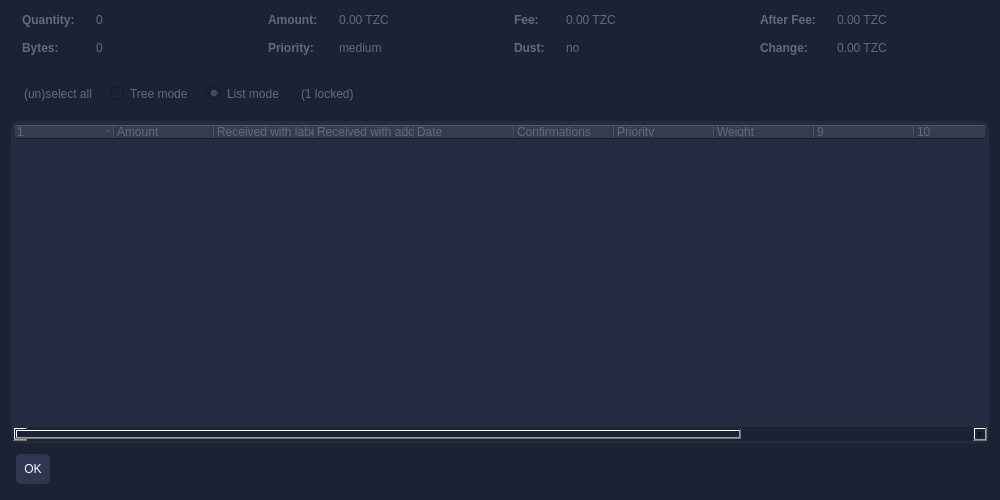
Qt form src/qt/forms/coincontroldialog.ui (TrezarCoin/TrezarCoin) before a commit.
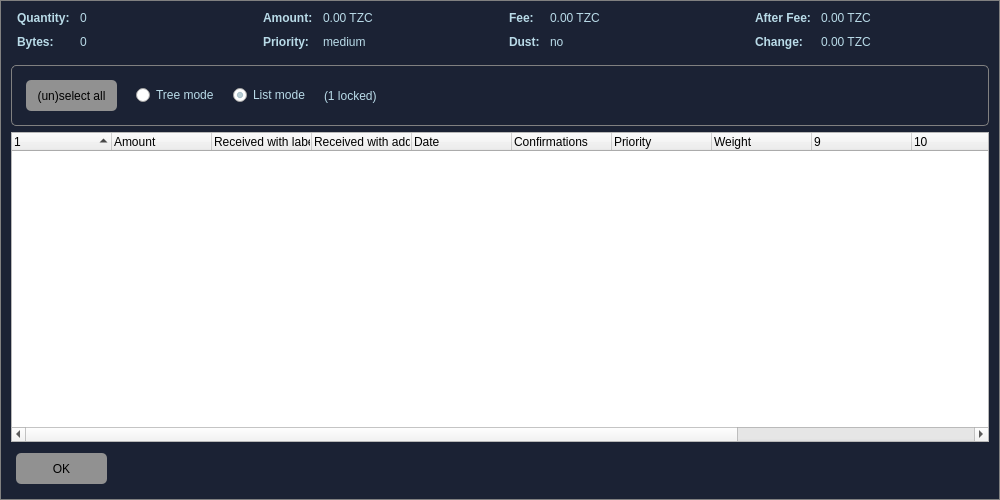
The same form after that commit. Custom widgets are drawn as their Qt base class.

What changed in the file:
```diff
--- a/src/qt/forms/coincontroldialog.ui
+++ b/src/qt/forms/coincontroldialog.ui
@@ -10,16 +10,184 @@
     <height>500</height>
    </rect>
   </property>
+  <property name="palette">
+   <palette>
+    <active>
+     <colorrole role="WindowText">
+      <brush brushstyle="SolidPattern">
+       <color alpha="255">
+        <red>255</red>
+        <green>170</green>
+        <blue>255</blue>
+       </color>
+      </brush>
+     </colorrole>
+     <colorrole role="Button">
+      <brush brushstyle="SolidPattern">
+       <color alpha="255">
+        <red>27</red>
+        <green>34</green>
+        <blue>52</blue>
+       </color>
+      </brush>
+     </colorrole>
+     <colorrole role="Text">
+      <brush brushstyle="SolidPattern">
+       <color alpha="255">
+        <red>185</red>
+        <green>219</green>
+        <blue>232</blue>
+       </color>
+      </brush>
+     </colorrole>
+     <colorrole role="ButtonText">
+      <brush brushstyle="SolidPattern">
+       <color alpha="255">
+        <red>185</red>
+        <green>219</green>
+        <blue>232</blue>
+       </color>
+      </brush>
+     </colorrole>
+     <colorrole role="Base">
+      <brush brushstyle="SolidPattern">
+       <color alpha="255">
+        <red>27</red>
+        <green>34</green>
+        <blue>52</blue>
+       </color>
+      </brush>
+     </colorrole>
+     <colorrole role="Window">
+      <brush brushstyle="SolidPattern">
+       <color alpha="255">
+        <red>27</red>
+        <green>34</green>
+        <blue>52</blue>
+       </color>
+      </brush>
+     </colorrole>
+    </active>
+    <inactive>
+     <colorrole role="WindowText">
+      <brush brushstyle="SolidPattern">
+       <color alpha="255">
+        <red>255</red>
+        <green>170</green>
+        <blue>255</blue>
+       </color>
+      </brush>
+     </colorrole>
+     <colorrole role="Button">
+      <brush brushstyle="SolidPattern">
+       <color alpha="255">
+        <red>27</red>
+        <green>34</green>
+        <blue>52</blue>
+       </color>
+      </brush>
+     </colorrole>
+     <colorrole role="Text">
+      <brush brushstyle="SolidPattern">
+       <color alpha="255">
+        <red>185</red>
+        <green>219</green>
+        <blue>232</blue>
+       </color>
+      </brush>
+     </colorrole>
+     <colorrole role="ButtonText">
+      <brush brushstyle="SolidPattern">
+       <color alpha="255">
+        <red>185</red>
+        <green>219</green>
+        <blue>232</blue>
+       </color>
+      </brush>
+     </colorrole>
+     <colorrole role="Base">
+      <brush brushstyle="SolidPattern">
+       <color alpha="255">
+        <red>27</red>
+        <green>34</green>
+        <blue>52</blue>
+       </color>
+      </brush>
+     </colorrole>
+     <colorrole role="Window">
+      <brush brushstyle="SolidPattern">
+       <color alpha="255">
+        <red>27</red>
+        <green>34</green>
+        <blue>52</blue>
+       </color>
+      </brush>
+     </colorrole>
+    </inactive>
+    <disabled>
+     <colorrole role="WindowText">
+      <brush brushstyle="SolidPattern">
+       <color alpha="255">
+        <red>185</red>
+        <green>219</green>
+        <blue>232</blue>
+       </color>
+      </brush>
+     </colorrole>
+     <colorrole role="Button">
+      <brush brushstyle="SolidPattern">
+       <color alpha="255">
+        <red>27</red>
+        <green>34</green>
+        <blue>52</blue>
+       </color>
+      </brush>
+     </colorrole>
+     <colorrole role="Text">
+      <brush brushstyle="SolidPattern">
+       <color alpha="255">
+        <red>185</red>
+        <green>219</green>
+        <blue>232</blue>
+       </color>
+      </brush>
+     </colorrole>
+     <colorrole role="ButtonText">
+      <brush brushstyle="SolidPattern">
+       <color alpha="255">
+        <red>185</red>
+        <green>219</green>
+        <blue>232</blue>
+       </color>
+      </brush>
+     </colorrole>
+     <colorrole role="Base">
+      <brush brushstyle="SolidPattern">
+       <color alpha="255">
+        <red>27</red>
+        <green>34</green>
+        <blue>52</blue>
+       </color>
+      </brush>
+     </colorrole>
+     <colorrole role="Window">
+      <brush brushstyle="SolidPattern">
+       <color alpha="255">
+        <red>27</red>
+        <green>34</green>
+        <blue>52</blue>
+       </color>
+      </brush>
+     </colorrole>
+    </disabled>
+   </palette>
+  </property>
   <property name="windowTitle">
    <string>Coin Selection</string>
   </property>
   <property name="styleSheet">
-   <string notr="true">background:#1b2234;
-padding:2px;
-border-top-right-radius: 10px;
-border-bottom-right-radius: 10px;
-border-right:1px;
-border-color:white;</string>
+   <string notr="true">QDialog { background:#1b2234;border: 1px solid grey;padding:2px;}
+</string>
   </property>
   <layout class="QVBoxLayout" name="verticalLayout">
    <item>
@@ -53,7 +221,7 @@
           </font>
          </property>
          <property name="styleSheet">
-          <string notr="true">color:#616b7b;</string>
+          <string notr="true">color:#b9dbe8;</string>
          </property>
          <property name="text">
           <string>Quantity:</string>
@@ -69,7 +237,7 @@
           <enum>Qt::ActionsContextMenu</enum>
          </property>
          <property name="styleSheet">
-          <string notr="true">color:#616b7b;</string>
+          <string notr="true">color:#b9dbe8;</string>
          </property>
          <property name="text">
           <string notr="true">0</string>
@@ -88,7 +256,7 @@
           </font>
          </property>
          <property name="styleSheet">
-          <string notr="true">color:#616b7b;</string>
+          <string notr="true">color:#b9dbe8;</string>
          </property>
          <property name="text">
           <string>Bytes:</string>
@@ -97,6 +265,124 @@
        </item>
        <item row="1" column="1">
         <widget class="QLabel" name="labelCoinControlBytes">
+         <property name="palette">
+          <palette>
+           <active>
+            <colorrole role="WindowText">
+             <brush brushstyle="SolidPattern">
+              <color alpha="255">
+               <red>185</red>
+               <green>219</green>
+               <blue>232</blue>
+              </color>
+             </brush>
+            </colorrole>
+            <colorrole role="Text">
+             <brush brushstyle="SolidPattern">
+              <color alpha="255">
+               <red>185</red>
+               <green>219</green>
+               <blue>232</blue>
+              </color>
+             </brush>
+            </colorrole>
+            <colorrole role="ButtonText">
+             <brush brushstyle="SolidPattern">
+              <color alpha="255">
+               <red>185</red>
+               <green>219</green>
+               <blue>232</blue>
+              </color>
+             </brush>
+            </colorrole>
+            <colorrole role="LinkVisited">
+             <brush brushstyle="SolidPattern">
+              <color alpha="255">
+               <red>255</red>
+               <green>85</green>
+               <blue>255</blue>
+              </color>
+             </brush>
+            </colorrole>
+           </active>
+           <inactive>
+            <colorrole role="WindowText">
+             <brush brushstyle="SolidPattern">
+              <color alpha="255">
+               <red>185</red>
+               <green>219</green>
+               <blue>232</blue>
+              </color>
+             </brush>
+            </colorrole>
+            <colorrole role="Text">
+             <brush brushstyle="SolidPattern">
+              <color alpha="255">
+               <red>185</red>
+               <green>219</green>
+               <blue>232</blue>
+              </color>
+             </brush>
+            </colorrole>
+            <colorrole role="ButtonText">
+             <brush brushstyle="SolidPattern">
+              <color alpha="255">
+               <red>185</red>
+               <green>219</green>
+               <blue>232</blue>
+              </color>
+             </brush>
+            </colorrole>
+            <colorrole role="LinkVisited">
+             <brush brushstyle="SolidPattern">
+              <color alpha="255">
+               <red>255</red>
+               <green>85</green>
+               <blue>255</blue>
+              </color>
+             </brush>
+            </colorrole>
+           </inactive>
+           <disabled>
+            <colorrole role="WindowText">
+             <brush brushstyle="SolidPattern">
+              <color alpha="255">
+               <red>185</red>
+               <green>219</green>
+               <blue>232</blue>
+              </color>
+             </brush>
+            </colorrole>
+            <colorrole role="Text">
+             <brush brushstyle="SolidPattern">
+              <color alpha="255">
+               <red>185</red>
+               <green>219</green>
+               <blue>232</blue>
+              </color>
+             </brush>
+            </colorrole>
+            <colorrole role="ButtonText">
+             <brush brushstyle="SolidPattern">
+              <color alpha="255">
+               <red>185</red>
+               <green>219</green>
+               <blue>232</blue>
+              </color>
+             </brush>
+            </colorrole>
+            <colorrole role="LinkVisited">
+             <brush brushstyle="SolidPattern">
+              <color alpha="255">
+               <red>255</red>
+               <green>85</green>
+               <blue>255</blue>
+              </color>
+             </brush>
+            </colorrole>
+           </disabled>
+          </palette>
+         </property>
          <property name="cursor">
           <cursorShape>IBeamCursor</cursorShape>
          </property>
@@ -104,7 +390,7 @@
           <enum>Qt::ActionsContextMenu</enum>
          </property>
          <property name="styleSheet">
-          <string notr="true">color:#616b7b;</string>
+          <string notr="true">.QLabel {color:#b9dbe8;}</string>
          </property>
          <property name="text">
           <string notr="true">0</string>
@@ -139,7 +425,7 @@
           </font>
          </property>
          <property name="styleSheet">
-          <string notr="true">color:#616b7b;</string>
+          <string notr="true">color:#b9dbe8;</string>
          </property>
          <property name="text">
           <string>Amount:</string>
@@ -155,7 +441,7 @@
           <enum>Qt::ActionsContextMenu</enum>
          </property>
          <property name="styleSheet">
-          <string notr="true">color:#616b7b;</string>
+          <string notr="true">color:#b9dbe8;</string>
          </property>
          <property name="text">
           <string notr="true">0.00 TZC</string>
@@ -174,7 +460,7 @@
           </font>
          </property>
          <property name="styleSheet">
-          <string notr="true">color:#616b7b;</string>
+          <string notr="true">color:#b9dbe8;</string>
          </property>
          <property name="text">
           <string>Priority:</string>
@@ -183,6 +469,124 @@
        </item>
        <item row="1" column="1">
         <widget class="QLabel" name="labelCoinControlPriority">
+         <property name="palette">
+          <palette>
+           <active>
+            <colorrole role="WindowText">
+             <brush brushstyle="SolidPattern">
+              <color alpha="255">
+               <red>185</red>
+               <green>219</green>
+               <blue>232</blue>
+              </color>
+             </brush>
+            </colorrole>
+            <colorrole role="Text">
+             <brush brushstyle="SolidPattern">
+              <color alpha="255">
+               <red>185</red>
+               <green>219</green>
+               <blue>232</blue>
+              </color>
+             </brush>
+            </colorrole>
+            <colorrole role="ButtonText">
+             <brush brushstyle="SolidPattern">
+              <color alpha="255">
+               <red>185</red>
+               <green>219</green>
+               <blue>232</blue>
+              </color>
+             </brush>
+            </colorrole>
+            <colorrole role="LinkVisited">
+             <brush brushstyle="SolidPattern">
+              <color alpha="255">
+               <red>255</red>
+               <green>85</green>
+               <blue>255</blue>
+              </color>
+             </brush>
+            </colorrole>
+           </active>
+           <inactive>
+            <colorrole role="WindowText">
+             <brush brushstyle="SolidPattern">
+              <color alpha="255">
+               <red>185</red>
+               <green>219</green>
+               <blue>232</blue>
+              </color>
+             </brush>
+            </colorrole>
+            <colorrole role="Text">
+             <brush brushstyle="SolidPattern">
+              <color alpha="255">
+               <red>185</red>
+               <green>219</green>
+               <blue>232</blue>
+              </color>
+             </brush>
+            </colorrole>
+            <colorrole role="ButtonText">
+             <brush brushstyle="SolidPattern">
+              <color alpha="255">
+               <red>185</red>
+               <green>219</green>
+               <blue>232</blue>
+              </color>
+             </brush>
+            </colorrole>
+            <colorrole role="LinkVisited">
+             <brush brushstyle="SolidPattern">
+              <color alpha="255">
+               <red>255</red>
+               <green>85</green>
+               <blue>255</blue>
+              </color>
+             </brush>
+            </colorrole>
+           </inactive>
+           <disabled>
+            <colorrole role="WindowText">
+             <brush brushstyle="SolidPattern">
+              <color alpha="255">
+               <red>185</red>
+               <green>219</green>
+               <blue>232</blue>
+              </color>
+             </brush>
+            </colorrole>
+            <colorrole role="Text">
+             <brush brushstyle="SolidPattern">
+              <color alpha="255">
+               <red>185</red>
+               <green>219</green>
+               <blue>232</blue>
+              </color>
+             </brush>
+            </colorrole>
+            <colorrole role="ButtonText">
+             <brush brushstyle="SolidPattern">
+              <color alpha="255">
+               <red>185</red>
+               <green>219</green>
+               <blue>232</blue>
+              </color>
+             </brush>
+            </colorrole>
+            <colorrole role="LinkVisited">
+             <brush brushstyle="SolidPattern">
+              <color alpha="255">
+               <red>255</red>
+               <green>85</green>
+               <blue>255</blue>
+              </color>
+             </brush>
+            </colorrole>
+           </disabled>
+          </palette>
+         </property>
          <property name="cursor">
           <cursorShape>IBeamCursor</cursorShape>
          </property>
@@ -190,7 +594,7 @@
           <enum>Qt::ActionsContextMenu</enum>
          </property>
          <property name="styleSheet">
-          <string notr="true">color:#616b7b;</string>
+          <string notr="true">.QLabel {color:#b9dbe8;}</string>
          </property>
          <property name="text">
           <string notr="true">medium</string>
@@ -225,7 +629,7 @@
           </font>
          </property>
          <property name="styleSheet">
-          <string notr="true">color:#616b7b;</string>
+          <string notr="true">color:#b9dbe8;</string>
          </property>
          <property name="text">
           <string>Fee:</string>
@@ -241,7 +645,7 @@
           <enum>Qt::ActionsContextMenu</enum>
          </property>
          <property name="styleSheet">
-          <string notr="true">color:#616b7b;</string>
+          <string notr="true">color:#b9dbe8;</string>
          </property>
          <property name="text">
           <string notr="true">0.00 TZC</string>
@@ -263,7 +667,7 @@
           </font>
          </property>
          <property name="styleSheet">
-          <string notr="true">color:#616b7b;</string>
+          <string notr="true">color:#b9dbe8;</string>
          </property>
          <property name="text">
           <string>Dust:</string>
@@ -275,6 +679,124 @@
          <property name="enabled">
           <bool>false</bool>
          </property>
+         <property name="palette">
+          <palette>
+           <active>
+            <colorrole role="WindowText">
+             <brush brushstyle="SolidPattern">
+              <color alpha="255">
+               <red>185</red>
+               <green>219</green>
+               <blue>232</blue>
+              </color>
+             </brush>
+            </colorrole>
+            <colorrole role="Text">
+             <brush brushstyle="SolidPattern">
+              <color alpha="255">
+               <red>185</red>
+               <green>219</green>
+               <blue>232</blue>
+              </color>
+             </brush>
+            </colorrole>
+            <colorrole role="ButtonText">
+             <brush brushstyle="SolidPattern">
+              <color alpha="255">
+               <red>185</red>
+               <green>219</green>
+               <blue>232</blue>
+              </color>
+             </brush>
+            </colorrole>
+            <colorrole role="LinkVisited">
+             <brush brushstyle="SolidPattern">
+              <color alpha="255">
+               <red>255</red>
+               <green>85</green>
+               <blue>255</blue>
+              </color>
+             </brush>
+            </colorrole>
+           </active>
+           <inactive>
+            <colorrole role="WindowText">
+             <brush brushstyle="SolidPattern">
+              <color alpha="255">
+               <red>185</red>
+               <green>219</green>
+               <blue>232</blue>
+              </color>
+             </brush>
+            </colorrole>
+            <colorrole role="Text">
+             <brush brushstyle="SolidPattern">
+              <color alpha="255">
+               <red>185</red>
+               <green>219</green>
+               <blue>232</blue>
+              </color>
+             </brush>
+            </colorrole>
+            <colorrole role="ButtonText">
+             <brush brushstyle="SolidPattern">
+              <color alpha="255">
+               <red>185</red>
+               <green>219</green>
+               <blue>232</blue>
+              </color>
+             </brush>
+            </colorrole>
+            <colorrole role="LinkVisited">
+             <brush brushstyle="SolidPattern">
+              <color alpha="255">
+               <red>255</red>
+               <green>85</green>
+               <blue>255</blue>
+              </color>
+             </brush>
+            </colorrole>
+           </inactive>
+           <disabled>
+            <colorrole role="WindowText">
+             <brush brushstyle="SolidPattern">
+              <color alpha="255">
+               <red>185</red>
+               <green>219</green>
+               <blue>232</blue>
+              </color>
+             </brush>
+            </colorrole>
+            <colorrole role="Text">
+             <brush brushstyle="SolidPattern">
+              <color alpha="255">
+               <red>185</red>
+               <green>219</green>
+               <blue>232</blue>
+              </color>
+             </brush>
+            </colorrole>
+            <colorrole role="ButtonText">
+             <brush brushstyle="SolidPattern">
+              <color alpha="255">
+               <red>185</red>
+               <green>219</green>
+               <blue>232</blue>
+              </color>
+             </brush>
+            </colorrole>
+            <colorrole role="LinkVisited">
+             <brush brushstyle="SolidPattern">
+              <color alpha="255">
+               <red>255</red>
+               <green>85</green>
+               <blue>255</blue>
+              </color>
+             </brush>
+            </colorrole>
+           </disabled>
+          </palette>
+         </property>
          <property name="cursor">
           <cursorShape>IBeamCursor</cursorShape>
          </property>
@@ -282,7 +804,7 @@
           <enum>Qt::ActionsContextMenu</enum>
          </property>
          <property name="styleSheet">
-          <string notr="true">color:#616b7b;</string>
+          <string notr="true">.QLabel {color:#b9dbe8;}</string>
          </property>
          <property name="text">
           <string notr="true">no</string>
@@ -317,7 +839,7 @@
           </font>
          </property>
          <property name="styleSheet">
-          <string notr="true">color:#616b7b;</string>
+          <string notr="true">color:#b9dbe8;</string>
          </property>
          <property name="text">
           <string>After Fee:</string>
@@ -333,7 +855,7 @@
           <enum>Qt::ActionsContextMenu</enum>
          </property>
          <property name="styleSheet">
-          <string notr="true">color:#616b7b;</string>
+          <string notr="true">color:#b9dbe8;</string>
          </property>
          <property name="text">
           <string notr="true">0.00 TZC</string>
@@ -355,7 +877,7 @@
           </font>
          </property>
          <property name="styleSheet">
-          <string notr="true">color:#616b7b;</string>
+          <string notr="true">color:#b9dbe8;</string>
          </property>
          <property name="text">
           <string>Change:</string>
@@ -374,7 +896,7 @@
           <enum>Qt::ActionsContextMenu</enum>
          </property>
          <property name="styleSheet">
-          <string notr="true">color:#616b7b;</string>
+          <string notr="true">color:#b9dbe8;</string>
          </property>
          <property name="text">
           <string notr="true">0.00 TZC</string>
@@ -396,6 +918,11 @@
        <height>40</height>
       </size>
      </property>
+     <property name="styleSheet">
+      <string notr="true">.QFrame { background:#1b2234;
+border: 1px solid grey;
+border-radius:5px;}</string>
+     </property>
      <property name="frameShape">
       <enum>QFrame::StyledPanel</enum>
      </property>
@@ -417,7 +944,20 @@
            </sizepolicy>
           </property>
           <property name="styleSheet">
-           <string notr="true">color:#616b7b;</string>
+           <string notr="true">.QPushButton::pressed{
+  background-color: #232c41;
+  box-shadow: 0px 0px 0px 1px rgba(0, 0, 0, 0.1) inset,
+  0px 1px 4px 0px rgba(0, 0, 0, 0.1) inset !important;
+}
+.QPushButton{
+background:#919191;
+padding:8px;
+border-radius:5px;
+color:#000000;
+margin:5px;
+height: 15px;
+width: 75px;
+}</string>
           </property>
           <property name="text">
            <string>(un)select all</string>
@@ -425,6 +965,9 @@
           <property name="autoDefault">
            <bool>false</bool>
           </property>
+          <property name="default">
+           <bool>false</bool>
+          </property>
          </widget>
         </item>
         <item>
@@ -436,7 +979,7 @@
            </sizepolicy>
           </property>
           <property name="styleSheet">
-           <string notr="true">color:#616b7b;</string>
+           <string notr="true">color:#b9dbe8;</string>
           </property>
           <property name="text">
            <string>Tree mode</string>
@@ -452,7 +995,7 @@
            </sizepolicy>
           </property>
           <property name="styleSheet">
-           <string notr="true">color:#616b7b;</string>
+           <string notr="true">color:#b9dbe8;</string>
           </property>
           <property name="text">
            <string>List mode</string>
@@ -465,7 +1008,7 @@
         <item>
          <widget class="QLabel" name="labelLocked">
           <property name="styleSheet">
-           <string notr="true">color:#616b7b;</string>
+           <string notr="true">color:#b9dbe8;</string>
           </property>
           <property name="text">
            <string notr="true">(1 locked)</string>
@@ -492,14 +1035,24 @@
    </item>
    <item>
     <widget class="CoinControlTreeWidget" name="treeWidget">
+     <property name="font">
+      <font>
+       <pointsize>8</pointsize>
+      </font>
+     </property>
      <property name="contextMenuPolicy">
       <enum>Qt::CustomContextMenu</enum>
      </property>
      <property name="styleSheet">
-      <string notr="true">background:#242c41;
-padding:2px;
-border-radius:10px;
-color:#616b7b;</string>
+      <string notr="true">.CoinControlTreeWidget {padding:2px;
+font-size:14px;
+background-color: rgb(255, 255, 255);}</string>
+     </property>
+     <property name="frameShape">
+      <enum>QFrame::StyledPanel</enum>
+     </property>
+     <property name="lineWidth">
+      <number>4</number>
      </property>
      <property name="sortingEnabled">
       <bool>false</bool>
@@ -507,6 +1060,9 @@
      <property name="columnCount">
       <number>13</number>
      </property>
+     <attribute name="headerVisible">
+      <bool>true</bool>
+     </attribute>
      <attribute name="headerShowSortIndicator" stdset="0">
       <bool>true</bool>
      </attribute>
@@ -517,26 +1073,61 @@
       <property name="text">
        <string/>
       </property>
+      <property name="background">
+       <color>
+        <red>234</red>
+        <green>234</green>
+        <blue>234</blue>
+       </color>
+      </property>
      </column>
      <column>
       <property name="text">
        <string>Amount</string>
       </property>
+      <property name="background">
+       <color>
+        <red>234</red>
+        <green>234</green>
+        <blue>234</blue>
+       </color>
+      </property>
      </column>
      <column>
       <property name="text">
        <string>Received with label</string>
       </property>
+      <property name="background">
+       <color>
+        <red>234</red>
+        <green>234</green>
+        <blue>234</blue>
+       </color>
+      </property>
      </column>
      <column>
       <property name="text">
        <string>Received with address</string>
       </property>
+      <property name="background">
+       <color>
+        <red>234</red>
+        <green>234</green>
+        <blue>234</blue>
+       </color>
+      </property>
      </column>
      <column>
       <property name="text">
        <string>Date</string>
       </property>
+      <property name="background">
+       <color>
+        <red>234</red>
+        <green>234</green>
+        <blue>234</blue>
+       </color>
+      </property>
      </column>
      <column>
       <property name="text">
@@ -545,16 +1136,37 @@
       <property name="toolTip">
        <string>Confirmed</string>
       </property>
+      <property name="background">
+       <color>
+        <red>234</red>
+        <green>234</green>
+        <blue>234</blue>
+       </color>
+      </property>
      </column>
      <column>
       <property name="text">
        <string>Priority</string>
       </property>
+      <property name="background">
+       <color>
+        <red>234</red>
+        <green>234</green>
+        <blue>234</blue>
+       </color>
+      </property>
      </column>
      <column>
       <property name="text">
        <string>Weight</string>
       </property>
+      <property name="background">
+       <color>
+        <red>234</red>
+        <green>234</green>
+        <blue>234</blue>
+       </color>
+      </property>
      </column>
      <column>
       <property name="text">
@@ -609,12 +1221,14 @@
   box-shadow: 0px 0px 0px 1px rgba(0, 0, 0, 0.1) inset,
   0px 1px 4px 0px rgba(0, 0, 0, 0.1) inset !important;
 }
-QPushButton{
-background:#2d374f;
+.QPushButton{
+background:#919191;
 padding:8px;
 border-radius:5px;
-color:#fff;
-margin:5px
+color:#000000;
+margin:5px;
+height: 15px;
+width: 75px;
 }</string>
      </property>
      <property name="orientation">
```
Left out of the diff: 2 changed lines with no effect on the pictures.
